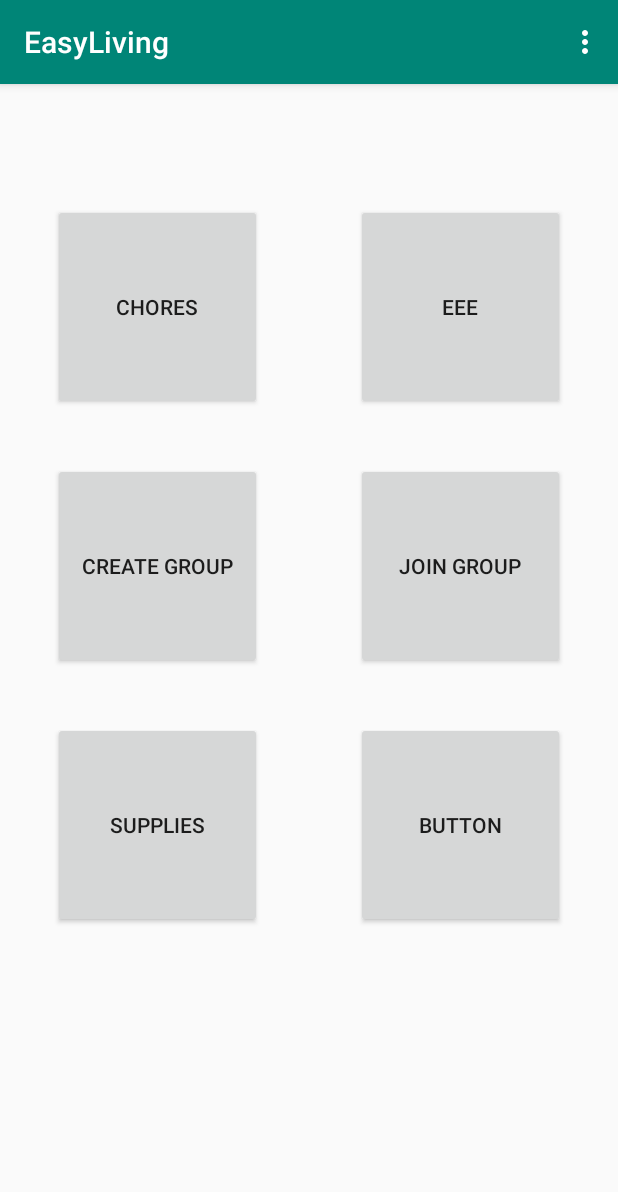
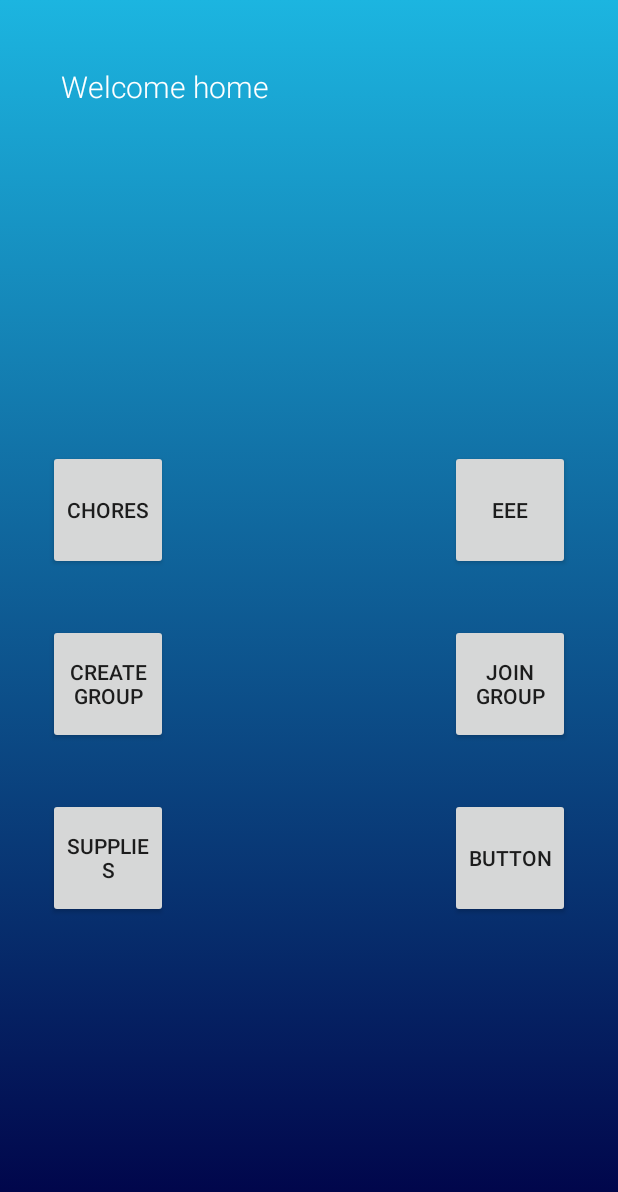
Before and after one commit to nayrng/EasyLiving, an Android app: the screen it shows after launch once a user with an empty profile is signed in (LandingActivity), on a phone screen of 412 x 824 dp. Shown: the top 1192 px of the screen. Run offline under Robolectric (Android 15) with nearby library versions, the phone set to English and light mode, and no system bars; our stand-ins replace Firebase (no records; nobody signed in at launch, a user with empty details on screens opened directly).

Commit message:
Made the UI nicer

```diff
--- a/app/src/main/AndroidManifest.xml
+++ b/app/src/main/AndroidManifest.xml
@@ -27,7 +27,8 @@
             android:name=".ChoresActivity"
             android:label="@string/title_activity_chores"
             android:theme="@style/AppTheme.NoActionBar" />
-        <activity android:name=".LandingActivity" />
+        <activity android:name=".LandingActivity"
+            android:theme="@style/AppTheme.NoActionBar"/>
         <activity android:name=".mypage" />
         <activity android:name=".MainActivity">
             <intent-filter>
--- a/app/src/main/java/com/btanhuecrng13ctong3/easyliving/LandingActivity.java
+++ b/app/src/main/java/com/btanhuecrng13ctong3/easyliving/LandingActivity.java
@@ -3,20 +3,32 @@ package com.btanhuecrng13ctong3.easyliving;
 import android.content.Intent;
 import android.support.v7.app.AppCompatActivity;
 import android.os.Bundle;
-import android.view.Menu;
+//import android.view.Menu;
+import android.util.Log;
 import android.view.MenuItem;
 import android.view.View;
 import android.widget.Button;
+import android.widget.TextView;
 import android.widget.Toast;
 
 import com.google.firebase.auth.FirebaseAuth;
+import com.google.firebase.auth.FirebaseUser;
 
 public class LandingActivity extends AppCompatActivity {
-
+    //TextView welcomemsg;
+    FirebaseUser user;
     @Override
     protected void onCreate(Bundle savedInstanceState) {
         super.onCreate(savedInstanceState);
         setContentView(R.layout.activity_landing);
+        user = FirebaseAuth.getInstance().getCurrentUser();
+        String username = getIntent().getStringExtra("USERNAME");
+        Log.d("USER", username);
+        TextView welcomemsg=findViewById(R.id.welcome);
+        String welcome = "Welcome home " + username;
+        Log.d("USERWELCOME", welcome);
+        welcomemsg.setText(welcome);
+        //welcomemsg.append(username);
 
 
         Button chores =(Button) findViewById(R.id.buttonChores);
@@ -78,7 +90,7 @@ public class LandingActivity extends AppCompatActivity {
         });
     }
 
-    @Override
+    /*@Override
     public boolean onCreateOptionsMenu(Menu menu){
         getMenuInflater().inflate(R.menu.menu,menu);
         return super.onCreateOptionsMenu(menu);
@@ -95,5 +107,5 @@ public class LandingActivity extends AppCompatActivity {
             finish();
         }
         return super.onOptionsItemSelected(item);
-    }
+    }*/
 }
--- a/app/src/main/java/com/btanhuecrng13ctong3/easyliving/MainActivity.java
+++ b/app/src/main/java/com/btanhuecrng13ctong3/easyliving/MainActivity.java
@@ -43,6 +43,7 @@ public class MainActivity extends AppCompatActivity {
         if( user != null){
             Toast.makeText(MainActivity.this, "Welcome Back!", Toast.LENGTH_SHORT).show();
             Intent intent = new Intent(getApplicationContext(), LandingActivity.class);
+            intent.putExtra("USERNAME", user.getEmail());
             startActivity(intent);
             finish();
         }else{
@@ -86,6 +87,7 @@ public class MainActivity extends AppCompatActivity {
                                     user = FirebaseAuth.getInstance().getCurrentUser();
 
                                     Intent intent = new Intent(getApplicationContext(), LandingActivity.class);
+                                    intent.putExtra("USERNAME", user.getEmail());
                                     startActivity(intent);
                                     finish();
                                 } else {
--- /dev/null
+++ b/app/src/main/res/drawable/gradient_background.xml
@@ -0,0 +1,14 @@
+<?xml version="1.0" encoding="utf-8"?>
+<selector xmlns:android="http://schemas.android.com/apk/res/android">
+    <item>
+        <shape>
+            <gradient
+                android:angle="90"
+                android:startColor="#000046"
+                android:endColor="#1CB5E0"
+                android:type="linear"
+                />
+        </shape>
+    </item>
+
+</selector>
--- a/app/src/main/res/layout/activity_landing.xml
+++ b/app/src/main/res/layout/activity_landing.xml
@@ -1,69 +1,88 @@
 <?xml version="1.0" encoding="utf-8"?>
+
 <android.support.constraint.ConstraintLayout xmlns:android="http://schemas.android.com/apk/res/android"
     xmlns:app="http://schemas.android.com/apk/res-auto"
     xmlns:tools="http://schemas.android.com/tools"
     android:layout_width="match_parent"
     android:layout_height="match_parent"
+    android:background="@drawable/gradient_background"
     tools:context=".LandingActivity">
 
     <Button
         android:id="@+id/apibtn"
-        android:layout_width="139dp"
-        android:layout_height="137dp"
-        android:layout_marginTop="80dp"
-        android:layout_marginEnd="35dp"
+        android:layout_width="80dp"
+        android:layout_height="80dp"
+        android:layout_marginTop="300dp"
+        android:layout_marginEnd="32dp"
         android:text="eee"
         app:layout_constraintEnd_toEndOf="parent"
         app:layout_constraintTop_toTopOf="parent" />
 
     <Button
         android:id="@+id/button8"
-        android:layout_width="139dp"
-        android:layout_height="137dp"
-        android:layout_marginTop="35dp"
-        android:layout_marginEnd="35dp"
+        android:layout_width="80dp"
+        android:layout_height="80dp"
+        android:layout_marginTop="36dp"
+        android:layout_marginEnd="32dp"
         android:text="Button"
         app:layout_constraintEnd_toEndOf="parent"
         app:layout_constraintTop_toBottomOf="@+id/JoinGroup" />
 
     <Button
         android:id="@+id/JoinGroup"
-        android:layout_width="139dp"
-        android:layout_height="137dp"
-        android:layout_marginTop="35dp"
-        android:layout_marginEnd="35dp"
+        android:layout_width="80dp"
+        android:layout_height="80dp"
+        android:layout_marginTop="36dp"
+        android:layout_marginEnd="32dp"
         android:text="Join Group"
         app:layout_constraintEnd_toEndOf="parent"
         app:layout_constraintTop_toBottomOf="@+id/apibtn" />
 
     <Button
         android:id="@+id/buttonChores"
-        android:layout_width="139dp"
-        android:layout_height="137dp"
-        android:layout_marginStart="35dp"
-        android:layout_marginTop="80dp"
+        android:layout_width="80dp"
+        android:layout_height="80dp"
+        android:layout_marginStart="32dp"
+        android:layout_marginTop="300dp"
         android:text="Chores"
         app:layout_constraintStart_toStartOf="parent"
         app:layout_constraintTop_toTopOf="parent" />
 
     <Button
         android:id="@+id/buttonSupplies"
-        android:layout_width="139dp"
-        android:layout_height="137dp"
-        android:layout_marginStart="35dp"
-        android:layout_marginTop="35dp"
+        android:layout_width="80dp"
+        android:layout_height="80dp"
+        android:layout_marginStart="32dp"
+        android:layout_marginTop="36dp"
         android:text="Supplies"
         app:layout_constraintStart_toStartOf="parent"
         app:layout_constraintTop_toBottomOf="@+id/createGroup" />
 
     <Button
         android:id="@+id/createGroup"
-        android:layout_width="139dp"
-        android:layout_height="137dp"
-        android:layout_marginStart="35dp"
-        android:layout_marginTop="35dp"
+        android:layout_width="80dp"
+        android:layout_height="80dp"
+        android:layout_marginStart="32dp"
+        android:layout_marginTop="36dp"
         android:text="Create Group"
         app:layout_constraintStart_toStartOf="parent"
         app:layout_constraintTop_toBottomOf="@+id/buttonChores" />
 
+    <TextView
+        android:id="@+id/welcome"
+        android:layout_width="330dp"
+        android:layout_height="91dp"
+        android:layout_marginStart="32dp"
+        android:layout_marginTop="44dp"
+
+        android:layout_marginEnd="32dp"
+        android:text="Welcome Home!"
+        android:textAppearance="@style/TextAppearance.AppCompat.Display4"
+        android:textColor="#FFFFFF"
+        android:textSize="20dp"
+        app:layout_constraintEnd_toEndOf="parent"
+        app:layout_constraintHorizontal_bias="0.47"
+        app:layout_constraintStart_toStartOf="parent"
+        app:layout_constraintTop_toTopOf="parent" />
+
 </android.support.constraint.ConstraintLayout>
```
